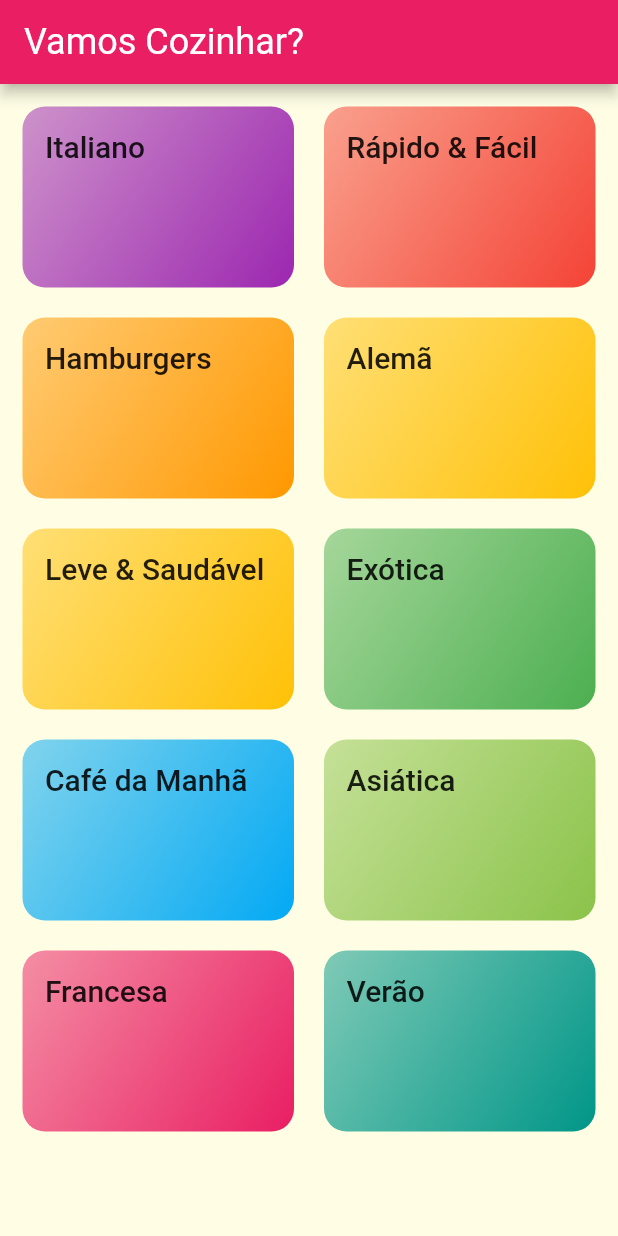
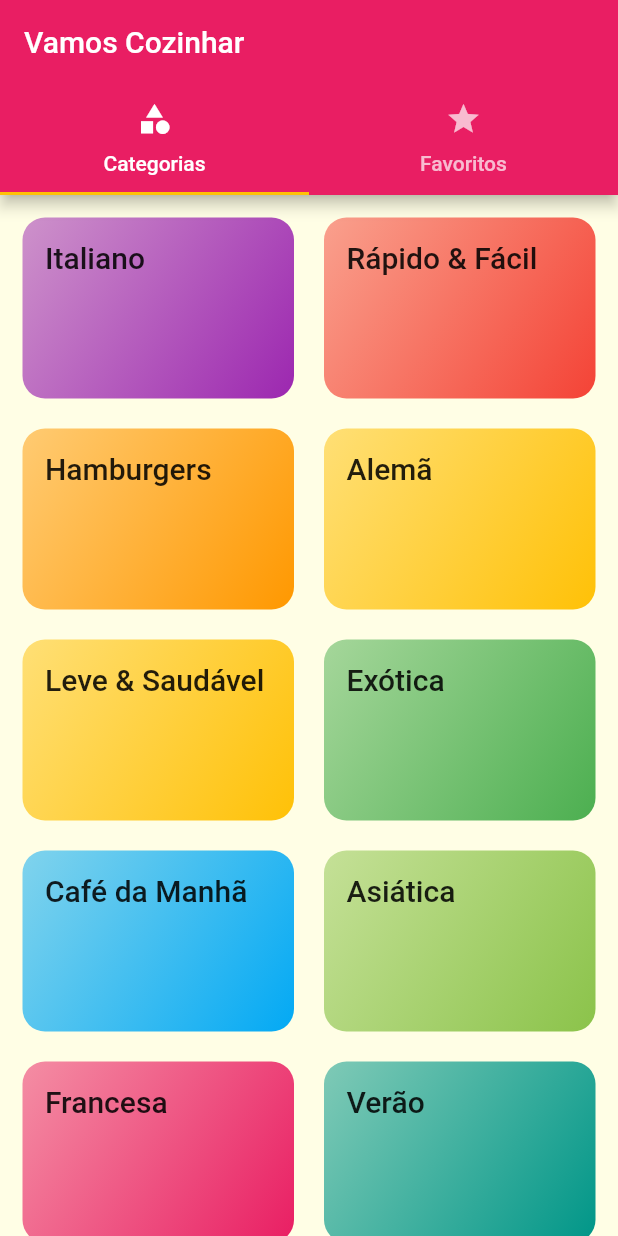
Before and after one commit to ViolaRafael/meals, a Flutter app: the screen it shows after launch, on a phone screen of 412 x 824 dp. Run offline on Flutter 3.47's test engine with Material 2 defaults, Android fonts, the phone set to English and light mode, and no system bars; Roboto replaces fonts that are missing (Raleway, RobotoCondensed).

Commit message:
Add Tab bar

```diff
--- a/lib/main.dart
+++ b/lib/main.dart
@@ -1,6 +1,6 @@
 import 'package:flutter/material.dart';
+import 'screens/tabs_screen.dart';
 import 'package:meals/screens/categories_meals_screen.dart';
-import 'screens/categories_screen.dart';
 import 'screens/meal_detail_screen.dart';
 import 'utils/app_routes.dart';
 
@@ -27,7 +27,7 @@ class MyApp extends StatelessWidget {
                 const TextStyle(fontFamily: 'Raleway', color: Colors.white)),
       ),
       routes: {
-        AppRoutes.HOME: (ctx) => CategoriesScreen(),
+        AppRoutes.HOME: (ctx) => TabsScreen(),
         AppRoutes.CATEGORIESMEALS: (ctx) => CategoriesMealsScreen(),
         AppRoutes.MEAL_DETAIL: (ctx) => MealDetailScreen(),
       },
--- a/lib/screens/categories_screen.dart
+++ b/lib/screens/categories_screen.dart
@@ -5,14 +5,7 @@ import '../data/dummy_data.dart';
 class CategoriesScreen extends StatelessWidget {
   @override
   Widget build(BuildContext context) {
-    return Scaffold(
-      appBar: AppBar(
-        title: Text(
-          'Vamos Cozinhar?',
-          style: Theme.of(context).textTheme.headline5,
-        ),
-      ),
-      body: GridView(
+    return GridView(
         padding: const EdgeInsets.all(15),
         gridDelegate: SliverGridDelegateWithMaxCrossAxisExtent(
           maxCrossAxisExtent: 200,
@@ -23,7 +16,6 @@ class CategoriesScreen extends StatelessWidget {
         children: DUMMY_CATEGORIES.map((cat) {
           return CategoryItem(cat);
         }).toList(),
-      ),
-    );
+      );
   }
 }
--- /dev/null
+++ b/lib/screens/favorite_screen.dart
@@ -0,0 +1,10 @@
+import 'package:flutter/material.dart';
+
+class FavoriteScreen extends StatelessWidget {
+  @override
+  Widget build(BuildContext context) {
+    return const Center(
+      child: Text('Minhas Refeições Favoritas!'),
+    );
+  }
+}
--- /dev/null
+++ b/lib/screens/tabs_screen.dart
@@ -0,0 +1,35 @@
+import 'package:flutter/material.dart';
+import 'categories_screen.dart';
+import 'favorite_screen.dart';
+
+class TabsScreen extends StatelessWidget {
+  @override
+  Widget build(BuildContext context) {
+    return DefaultTabController(
+      length: 2,
+      child: Scaffold(
+        appBar: AppBar(
+          title: Text('Vamos Cozinhar'),
+          bottom: TabBar(
+            tabs: [
+              Tab(
+                icon: Icon(Icons.category),
+                text: 'Categorias',
+              ),
+              Tab(
+                icon: Icon(Icons.star),
+                text: 'Favoritos',
+              ),
+            ],
+          ),
+        ),
+        body: TabBarView(
+          children: [
+            CategoriesScreen(),
+            FavoriteScreen(),
+          ],
+        ),
+      ),
+    );
+  }
+}
```
